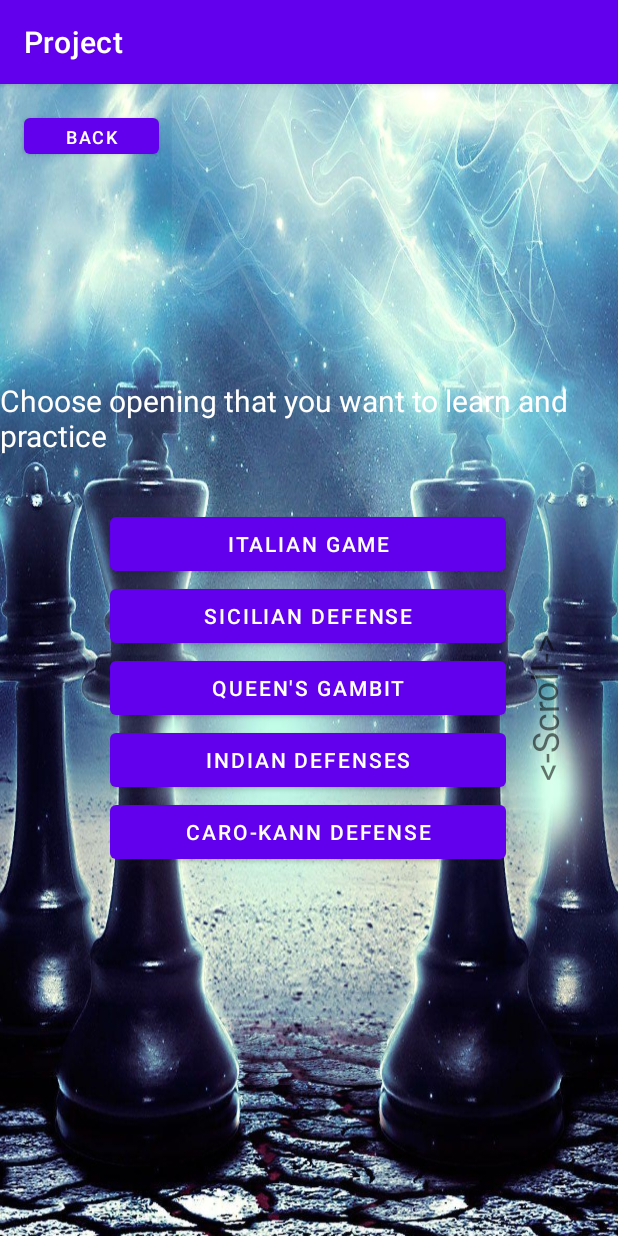
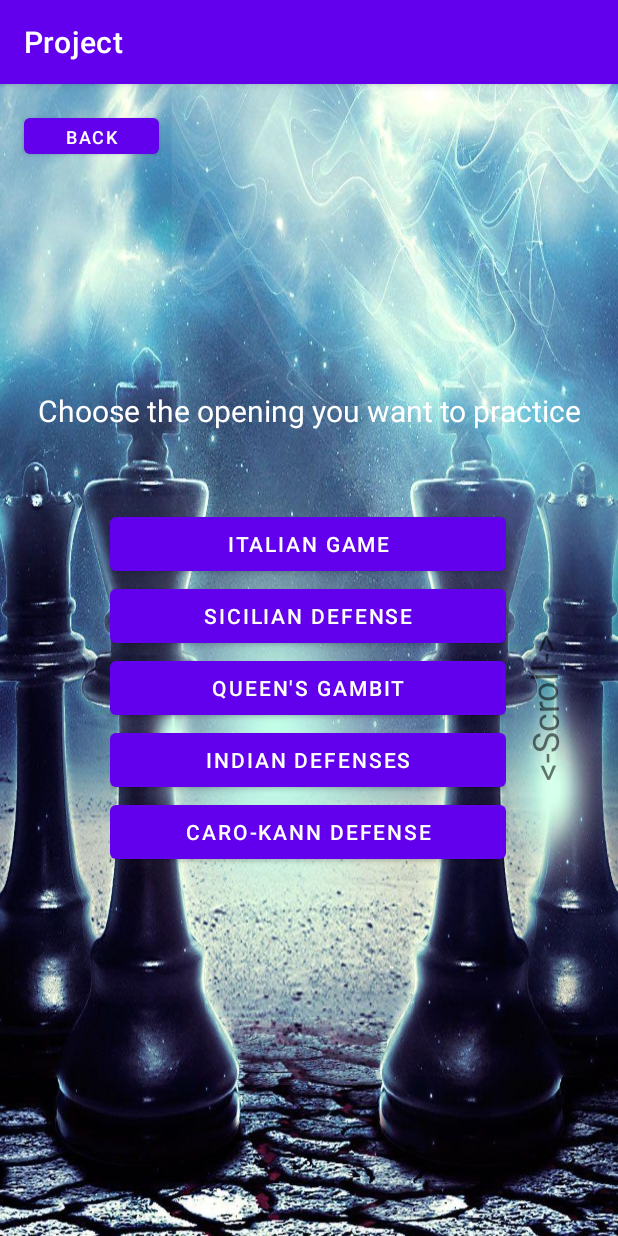
Before and after one commit to Amir228322/Project, an Android app: the Practice_Activity screen opened directly, with no data from a screen before it, on a phone screen of 412 x 824 dp. Run offline under Robolectric (Android 15) with nearby library versions, the phone set to English and light mode, and no system bars.

```diff
--- a/app/src/main/java/com/example/project/Practice_Activity.java
+++ b/app/src/main/java/com/example/project/Practice_Activity.java
@@ -11,7 +11,7 @@ public class Practice_Activity extends AppCompatActivity {
     @Override
     protected void onCreate(Bundle savedInstanceState) {
         super.onCreate(savedInstanceState);
-        setContentView(R.layout.activity_opening_main_activity);
+        setContentView(R.layout.activity_practice);
     }
 
     public void onClick_opennings_back1(View view) {
--- a/app/src/main/res/layout/activity_practice_.xml
+++ b/app/src/main/res/layout/activity_practice.xml
@@ -5,7 +5,7 @@
     android:layout_width="match_parent"
     android:layout_height="match_parent"
     android:background="@drawable/main_background_image"
-    tools:context=".opening_main_activity">
+    tools:context=".Practice_Activity">
 
     <Button
         android:id="@+id/back_opening_button_1"
@@ -75,7 +75,7 @@
     </ScrollView>
 
     <TextView
-        android:id="@+id/textView"
+        android:id="@+id/textView2"
         android:layout_width="wrap_content"
         android:layout_height="wrap_content"
         android:text="Choose the opening you want to practice"
```
